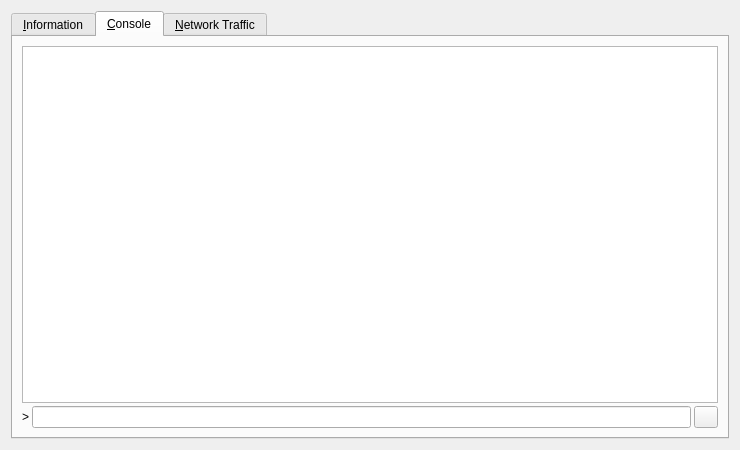
First picture: the form in src/qt/forms/rpcconsole.ui, repository gjhiggins/vcoin09, before the edit.
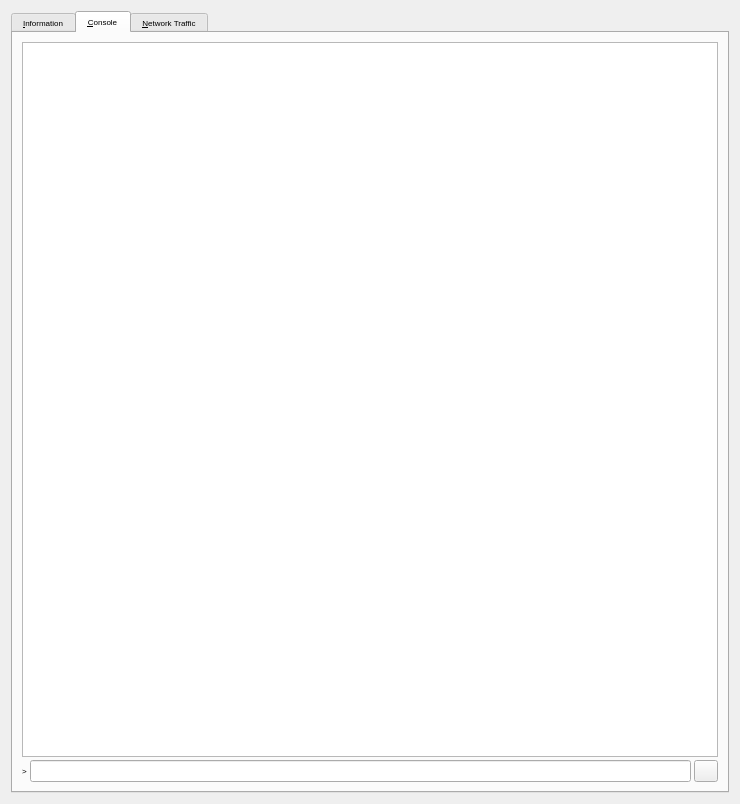
Second picture: the form after the edit. The open tabs and pages were chosen to show the change. Icons and pictures are not drawn. Custom widgets are drawn as their Qt base class.

Diff of the .ui file:
```diff
--- a/src/qt/forms/rpcconsole.ui
+++ b/src/qt/forms/rpcconsole.ui
@@ -7,7 +7,7 @@
     <x>0</x>
     <y>0</y>
     <width>740</width>
-    <height>450</height>
+    <height>804</height>
    </rect>
   </property>
   <property name="windowTitle">
@@ -16,6 +16,11 @@
   <layout class="QVBoxLayout" name="verticalLayout_2">
    <item>
     <widget class="QTabWidget" name="tabWidget">
+     <property name="font">
+      <font>
+       <pointsize>6</pointsize>
+      </font>
+     </property>
      <property name="currentIndex">
       <number>0</number>
      </property>
@@ -346,6 +351,11 @@
            <height>100</height>
           </size>
          </property>
+         <property name="font">
+          <font>
+           <pointsize>9</pointsize>
+          </font>
+         </property>
          <property name="readOnly">
           <bool>true</bool>
          </property>
@@ -370,7 +380,13 @@
           </widget>
          </item>
          <item>
-          <widget class="QLineEdit" name="lineEdit"/>
+          <widget class="QLineEdit" name="lineEdit">
+           <property name="font">
+            <font>
+             <pointsize>9</pointsize>
+            </font>
+           </property>
+          </widget>
          </item>
          <item>
           <widget class="QPushButton" name="clearButton">
```
Left out of the diff: 2 changed lines with no effect on the pictures.
